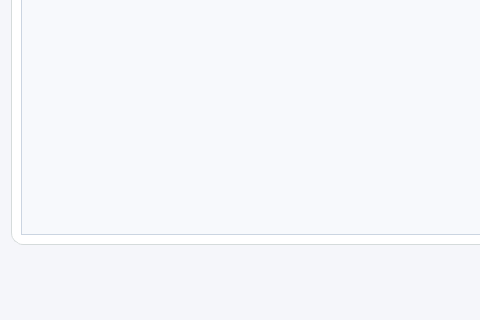
Qt form resources/ui/gestion_materias.ui (Proyecto-Uptjaa/Proyecto_SIRA) before a commit; both pictures show x 0 to 480 and y 301 to 621 of the 1111 by 621 pixel window.
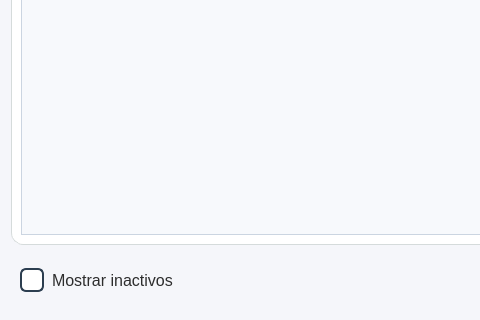
The same form after that commit. Icons and pictures are not drawn.

Commit message: fix: Activar/Desactivar materias

Patch:
```diff
--- a/resources/ui/gestion_materias.ui
+++ b/resources/ui/gestion_materias.ui
@@ -683,6 +683,55 @@
       <enum>QFrame::Shadow::Raised</enum>
      </property>
      <layout class="QHBoxLayout" name="horizontalLayout_3">
+      <item>
+       <widget class="QCheckBox" name="chkMostrar_inactivas_materias">
+        <property name="font">
+         <font>
+          <family>Segoe UI</family>
+          <pointsize>12</pointsize>
+         </font>
+        </property>
+        <property name="cursor">
+         <cursorShape>PointingHandCursor</cursorShape>
+        </property>
+        <property name="styleSheet">
+         <string notr="true">QCheckBox {
+    spacing: 8px;
+    color: #2d2d2d;
+	background-color: transparent;
+}
+
+QCheckBox::indicator {
+    width: 20px;
+    height: 20px;
+    border: 2px solid #2c3e50;
+    border-radius: 6px;
+    background: #ffffff;
+}
+
+QCheckBox::indicator:hover {
+    border: 2px solid #1565C0;
+}
+
+QCheckBox::indicator:checked {
+    border: 2px solid #1565C0;
+    background: #2980b9;  /* mantener blanco para que Qt pinte la palomita */
+}</string>
+        </property>
+        <property name="text">
+         <string>Mostrar inactivos</string>
+        </property>
+        <property name="iconSize">
+         <size>
+          <width>20</width>
+          <height>20</height>
+         </size>
+        </property>
+        <property name="tristate">
+         <bool>false</bool>
+        </property>
+       </widget>
+      </item>
       <item>
        <spacer name="horizontalSpacer_2">
         <property name="orientation">
```
Left out of the diff: 20 changed lines with no effect on the pictures. The commit also changes 2 other files.
